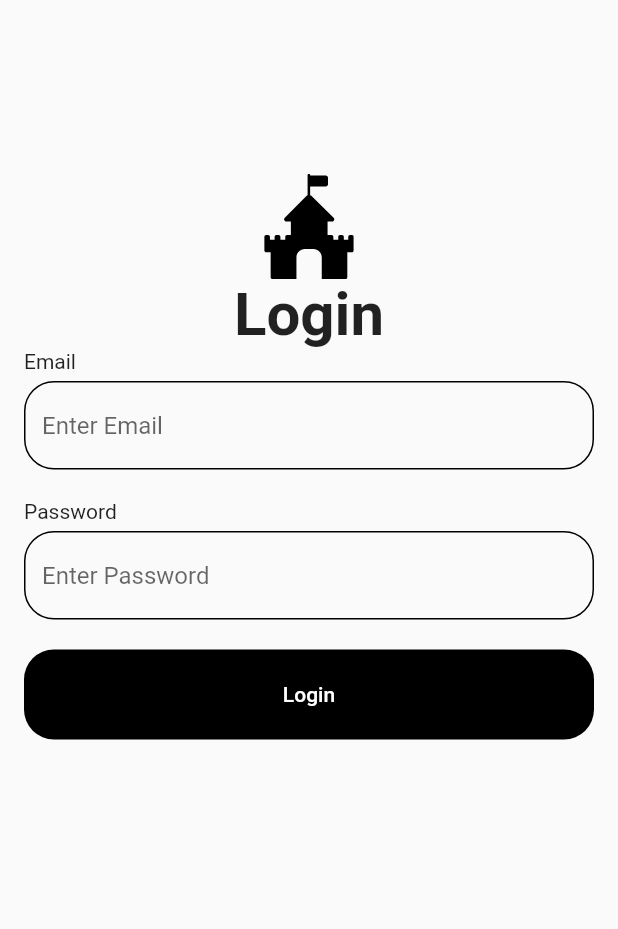
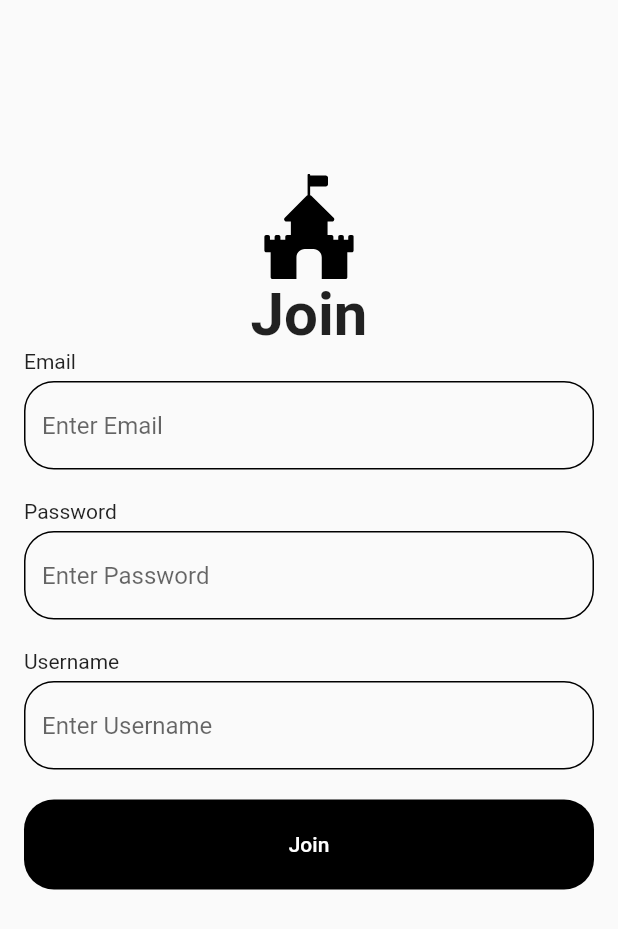
Before and after one commit to unjoo31/flutter-login-app-3, a Flutter app: the screen it shows after launch, on a phone screen of 412 x 824 dp. Shown: the top 929 px of the screen. Run offline on Flutter 3.47's test engine with Material 2 defaults, Android fonts, the phone set to English and light mode, and no system bars; our stand-ins replace flutter_svg, validators.

Commit message:
git commit "회원가입 페이지, 유효성 검사 완료"

```diff
--- /dev/null
+++ b/lib/components/custom_join_form.dart
@@ -0,0 +1,51 @@
+import 'package:flutter/material.dart';
+import 'package:login_app_3/components/custom_text_form_field.dart';
+import 'package:login_app_3/size.dart';
+import 'package:login_app_3/user_repository.dart';
+import 'package:login_app_3/validator_util.dart';
+
+class CustomJoinForm extends StatelessWidget {
+  final _formKey = GlobalKey<FormState>();
+
+  final _email = TextEditingController();
+  final _password = TextEditingController();
+  final _username = TextEditingController();
+
+  CustomJoinForm();
+
+  @override
+  Widget build(BuildContext context) {
+    return Form(
+        key: _formKey,
+        child: Column(
+          children: [
+            CustomTextFormField(
+                text: "Email",
+                validate: validateEmail(),
+                textController: _email),
+            SizedBox(height: large_gap),
+            CustomTextFormField(
+                text: "Password",
+                validate: validatePassword(),
+                textController: _password,
+                isPassword: true),
+            SizedBox(height: large_gap),
+            CustomTextFormField(
+                text: "Username",
+                validate: validatePassword(),
+                textController: _username),
+            SizedBox(height: large_gap),
+            TextButton(
+                onPressed: () {
+                  if (_formKey.currentState!.validate()) {
+                    UserRepository repo = UserRepository();
+                    repo.join(_email.text.trim(), _password.text.trim(),
+                        _username.text.trim());
+                    Navigator.pushNamed(context, "/login");
+                  }
+                },
+                child: Text("Join"))
+          ],
+        ));
+  }
+}
--- a/lib/main.dart
+++ b/lib/main.dart
@@ -1,5 +1,6 @@
 import 'package:flutter/material.dart';
 import 'package:login_app_3/pages/home_page.dart';
+import 'package:login_app_3/pages/join_page.dart';
 import 'package:login_app_3/pages/login_page.dart';
 
 void main() {
@@ -13,10 +14,11 @@ class MyApp extends StatelessWidget {
   Widget build(BuildContext context) {
     return MaterialApp(
       theme: buildThemeData(),
-      initialRoute: "/login",
+      initialRoute: "/join",
       routes: {
         "/login": (context) => LoginPage(),
         "/home": (context) => HomePage(),
+        "/join": (context) => JoinPage(),
       },
     );
   }
--- /dev/null
+++ b/lib/pages/join_page.dart
@@ -0,0 +1,25 @@
+import 'package:flutter/material.dart';
+import 'package:login_app_3/components/custom_join_form.dart';
+import 'package:login_app_3/components/logo.dart';
+import 'package:login_app_3/size.dart';
+
+class JoinPage extends StatelessWidget {
+  const JoinPage({super.key});
+
+  @override
+  Widget build(BuildContext context) {
+    return Scaffold(
+      resizeToAvoidBottomInset: true,
+      body: Padding(
+        padding: const EdgeInsets.all(16.0),
+        child: (ListView(
+          children: [
+            SizedBox(height: xlarge_gap),
+            Logo("Join"),
+            CustomJoinForm(),
+          ],
+        )),
+      ),
+    );
+  }
+}
--- a/lib/user_repository.dart
+++ b/lib/user_repository.dart
@@ -6,4 +6,13 @@ class UserRepository {
 
     // 응답 받
   }
+
+  void join(String email, String password, String username) {
+    print("email : $email");
+    print("password : $password");
+    print("username : $username");
+    // 통신코드
+
+    // 응답 받기
+  }
 }
--- a/lib/validator_util.dart
+++ b/lib/validator_util.dart
@@ -1,4 +1,20 @@
 import 'package:validators/validators.dart';
+
+Function validateUsername() {
+  return (String? value) {
+    if (value!.isEmpty) {
+      return "유저네임에 들어갈 수 없습니다.";
+    } else if (!isAlphanumeric(value)) {
+      return "유저네임에 한글이나 특수 문자가 들어갈 수 없습니다.";
+    } else if (value.length > 12) {
+      return "유저네임의 길이를 초과하였습니다.";
+    } else if (value.length < 3) {
+      return "유저네임의 최소 길이는 3자입니다.";
+    } else {
+      return null;
+    }
+  };
+}
 
 Function validatePassword() {
   return (String? value) {
```
